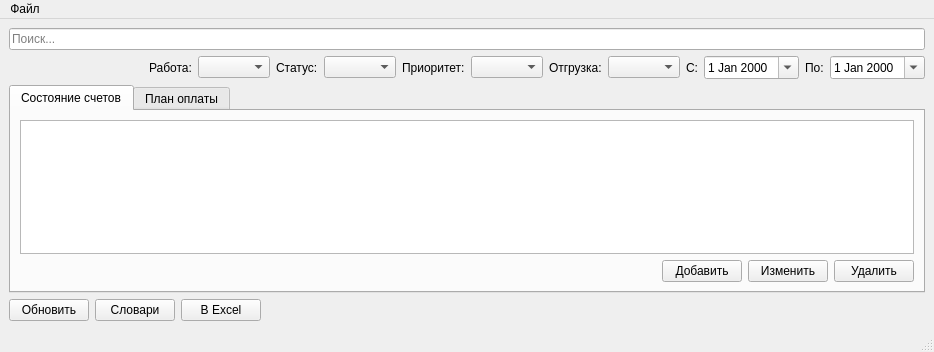
First picture: the form in mainwindow.ui, repository igrekus/billplan, before the edit.
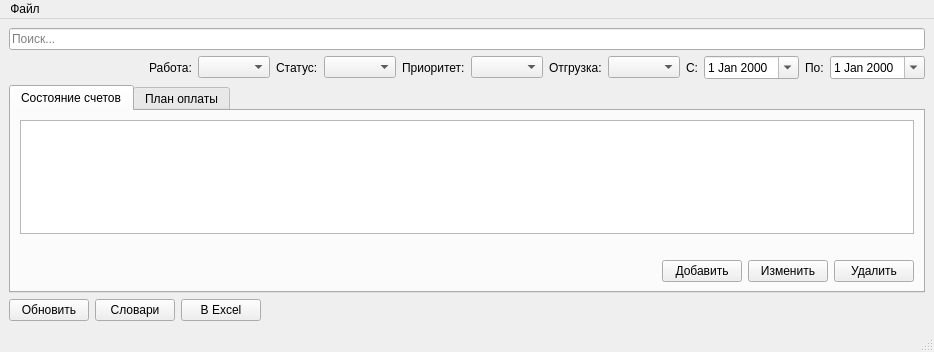
Second picture: the form after the edit.

```diff
--- a/mainwindow.ui
+++ b/mainwindow.ui
@@ -184,6 +184,13 @@
         <item>
          <widget class="QTableView" name="tableBill"/>
         </item>
+        <item>
+         <widget class="QLabel" name="lblTotal">
+          <property name="text">
+           <string/>
+          </property>
+         </widget>
+        </item>
         <item>
          <layout class="QHBoxLayout" name="horizontalLayout_2">
           <item>
```
Left out of the diff: 4 changed lines with no effect on the pictures.
